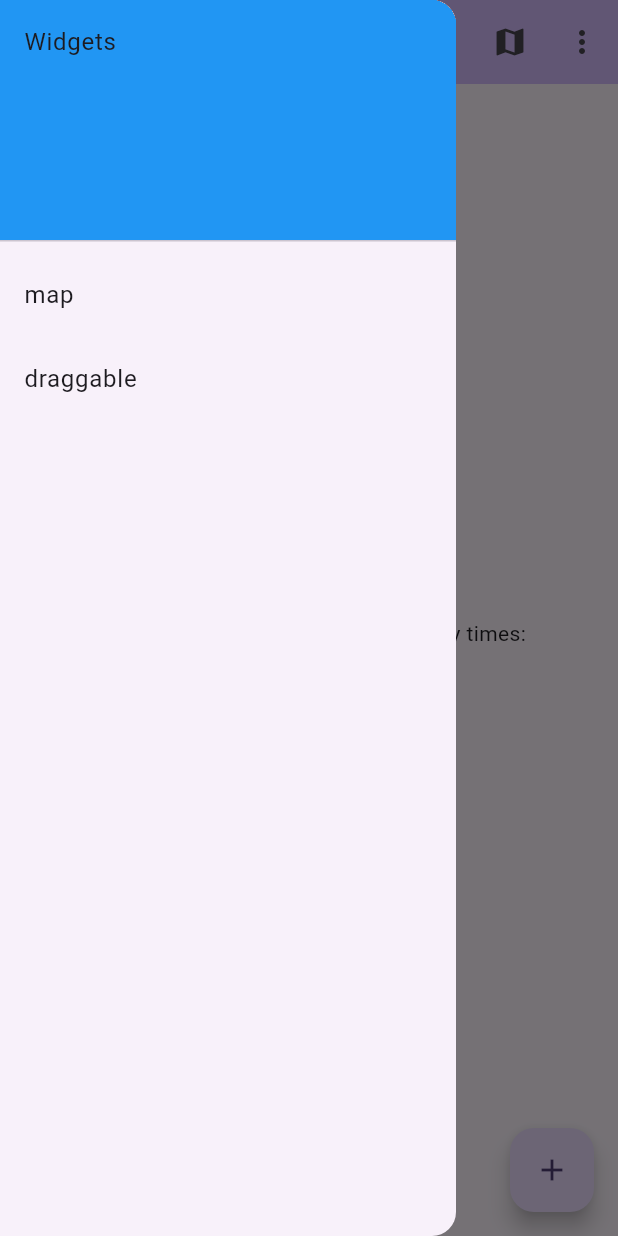
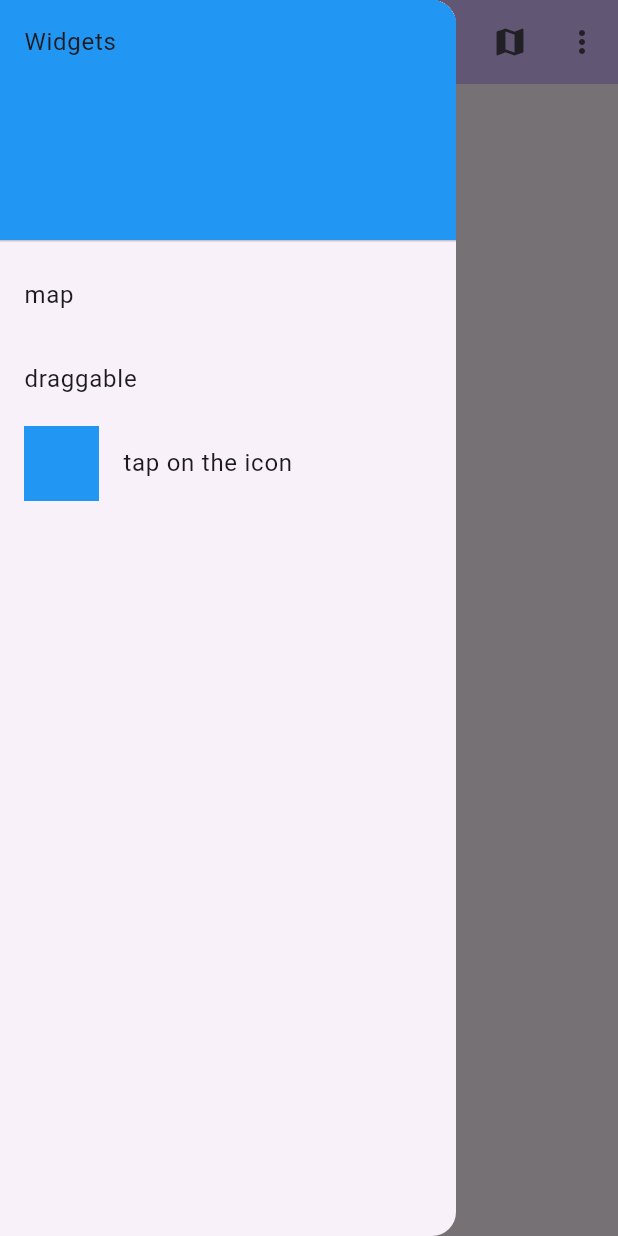
Before and after one commit to lim6112j/flutter_widgets, a Flutter app: the screen it shows after launch, with the side drawer open, on a phone screen of 412 x 824 dp. Run offline on Flutter 3.47's test engine with Material 3 defaults, Android fonts, the phone set to English and light mode, and no system bars; our stand-ins replace dio, flutter_animate, flutter_map, flutter_riverpod, go_router, latlong2 and 2 more; generated files the repository leaves out were written again.

Commit message:
refactor components

```diff
--- /dev/null
+++ b/apps/widgets_app/lib/components/my_appbar.dart
@@ -0,0 +1,46 @@
+import 'package:flutter/material.dart';
+import 'package:go_router/go_router.dart';
+class MyAppBar extends StatelessWidget implements PreferredSizeWidget {
+  final String title;
+  final List<Widget>? actions;
+  const MyAppBar({super.key, required this.title, this.actions});
+  @override
+  Widget build(BuildContext context) {
+    return AppBar(
+        // TRY THIS: Try changing the color here to a specific color (to
+        // Colors.amber, perhaps?) and trigger a hot reload to see the AppBar
+        // change color while the other colors stay the same.
+        backgroundColor: Theme.of(context).colorScheme.inversePrimary,
+        // Here we take the value from the MyHomePage object that was created by
+        // the App.build method, and use it to set our appbar title.
+        title: Text(title),
+        actions: [
+          IconButton(
+            icon: const Icon(Icons.search),
+            onPressed: () {
+              // Handle search button press
+              context.push('/search');
+            },
+          ),
+
+          IconButton(
+            icon: const Icon(Icons.map),
+            onPressed: () {
+              // Navigate to map page
+              context.push('/map');
+            },
+          ),
+          IconButton(
+            icon: const Icon(Icons.more_vert),
+            onPressed: () {
+              // Handle more options button press
+            },
+          ),
+        ],
+
+      );
+  }
+
+  @override
+  Size get preferredSize => const Size.fromHeight(kToolbarHeight);
+}
--- /dev/null
+++ b/apps/widgets_app/lib/components/my_menu.dart
@@ -0,0 +1,74 @@
+import 'package:flutter/material.dart';
+import 'package:go_router/go_router.dart';
+class MyMenu extends StatelessWidget {
+  const MyMenu({super.key});
+  @override
+  Widget build(BuildContext context) {
+    return Drawer(
+      child: ListView(
+                  padding: EdgeInsets.zero,
+                children: [
+                  const DrawerHeader(
+                      decoration: BoxDecoration(
+                  color: Colors.blue,
+              ),
+                      child: Text('Widgets'),
+                    ),
+                  ListTile(
+                title: const Text('map'),
+              onTap: () {
+                  context.push('/map');
+                  // Handle item 1 press
+                },
+              ),
+            ListTile(
+                title: const Text('draggable'),
+              onTap: () {
+                  context.push('/draggable');
+                  // Handle item 2 press
+                },
+              ),
+            ListTile(
+                leading: const Hero(
+                  tag: 'hero-rectangle',
+                  child: BoxWidget(size: Size(50.0, 50.0)),
+                ),
+              onTap: () {
+                  _gotoDetailsPage(context);
+                },
+                title: const Text('tap on the icon')
+              )
+            ],
+                ),
+  );
+  }
+}
+
+class BoxWidget extends StatelessWidget{
+  const BoxWidget({super.key, required this.size});
+  final Size size;
+  @override
+  Widget build(BuildContext context) {
+    return Container(
+      width: size.width,
+      height: size.height,
+      color: Colors.blue,
+    );
+  }
+}
+
+void _gotoDetailsPage(BuildContext context) {
+  Navigator.of(context).push(
+    MaterialPageRoute<void>(
+      builder: (context) => Scaffold(
+        appBar: AppBar(title: const Text('second page')),
+        body: const Center(
+          child: Hero(
+            tag: 'hero-rectangle',
+            child: BoxWidget(size: Size(200.0, 200.0))
+          )
+        )
+      ),
+    )
+  );
+}
--- a/apps/widgets_app/lib/pages/my_home_page.dart
+++ b/apps/widgets_app/lib/pages/my_home_page.dart
@@ -1,5 +1,7 @@
 import 'package:flutter/material.dart';
 import 'package:go_router/go_router.dart';
+import 'package:widgets_app/components/my_appbar.dart';
+import 'package:widgets_app/components/my_menu.dart';
 
 class MyHomePage extends StatefulWidget {
   const MyHomePage({super.key, required this.title});
@@ -20,121 +22,20 @@ class MyHomePage extends StatefulWidget {
 }
 
 class _MyHomePageState extends State<MyHomePage> {
-  int _counter = 0;
-
-  void _incrementCounter() {
-    setState(() {
-      // This call to setState tells the Flutter framework that something has
-      // changed in this State, which causes it to rerun the build method below
-      // so that the display can reflect the updated values. If we changed
-      // _counter without calling setState(), then the build method would not be
-      // called again, and so nothing would appear to happen.
-      _counter++;
-    });
-  }
 
   @override
   Widget build(BuildContext context) {
-    // This method is rerun every time setState is called, for instance as done
-    // by the _incrementCounter method above.
-    //
-    // The Flutter framework has been optimized to make rerunning build methods
-    // fast, so that you can just rebuild anything that needs updating rather
-    // than having to individually change instances of widgets.
     return Scaffold(
-      drawer: Drawer(
-        child: ListView(
-          padding: EdgeInsets.zero,
-          children: [
-            const DrawerHeader(
-              decoration: BoxDecoration(
-                color: Colors.blue,
-              ),
-              child: Text('Widgets'),
-            ),
-            ListTile(
-              title: const Text('map'),
-              onTap: () {
-                context.push('/map');
-                // Handle item 1 press
-              },
-            ),
-            ListTile(
-              title: const Text('draggable'),
-              onTap: () {
-                context.push('/draggable');
-                // Handle item 2 press
-              },
-            ),
+      drawer: const MyMenu(),
+      appBar: const MyAppBar(title: 'my app'),
+      body: Center(
+        child: Column(
+          mainAxisAlignment: MainAxisAlignment.center,
+          children: <Widget>[
+            const Text('many widgets examples'),
           ],
         ),
       ),
-
-      appBar: AppBar(
-        // TRY THIS: Try changing the color here to a specific color (to
-        // Colors.amber, perhaps?) and trigger a hot reload to see the AppBar
-        // change color while the other colors stay the same.
-        backgroundColor: Theme.of(context).colorScheme.inversePrimary,
-        // Here we take the value from the MyHomePage object that was created by
-        // the App.build method, and use it to set our appbar title.
-        title: Text(widget.title),
-        actions: [
-          IconButton(
-            icon: const Icon(Icons.search),
-            onPressed: () {
-              // Handle search button press
-              context.push('/search');
-            },
-          ),
-
-          IconButton(
-            icon: const Icon(Icons.map),
-            onPressed: () {
-              // Navigate to map page
-              context.push('/map');
-            },
-          ),
-          IconButton(
-            icon: const Icon(Icons.more_vert),
-            onPressed: () {
-              // Handle more options button press
-            },
-          ),
-        ],
-
-      ),
-      body: Center(
-        // Center is a layout widget. It takes a single child and positions it
-        // in the middle of the parent.
-        child: Column(
-          // Column is also a layout widget. It takes a list of children and
-          // arranges them vertically. By default, it sizes itself to fit its
-          // children horizontally, and tries to be as tall as its parent.
-          //
-          // Column has various properties to control how it sizes itself and
-          // how it positions its children. Here we use mainAxisAlignment to
-          // center the children vertically; the main axis here is the vertical
-          // axis because Columns are vertical (the cross axis would be
-          // horizontal).
-          //
-          // TRY THIS: Invoke "debug painting" (choose the "Toggle Debug Paint"
-          // action in the IDE, or press "p" in the console), to see the
-          // wireframe for each widget.
-          mainAxisAlignment: MainAxisAlignment.center,
-          children: <Widget>[
-            const Text('You have pushed the button this many times:'),
-            Text(
-              '$_counter',
-              style: Theme.of(context).textTheme.headlineMedium,
-            ),
-          ],
-        ),
-      ),
-      floatingActionButton: FloatingActionButton(
-        onPressed: _incrementCounter,
-        tooltip: 'Increment',
-        child: const Icon(Icons.add),
-      ), // This trailing comma makes auto-formatting nicer for build methods.
     );
   }
 }
```
